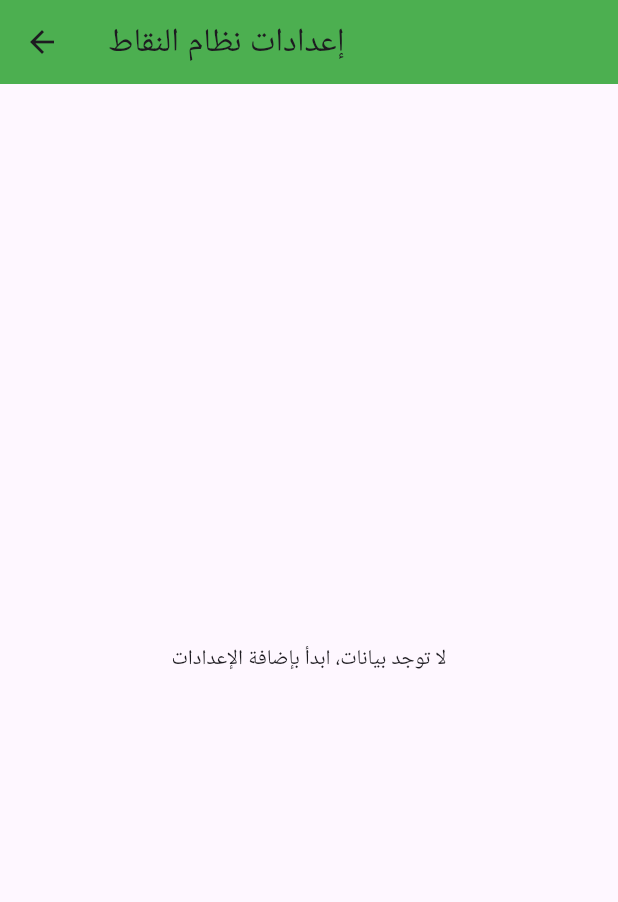
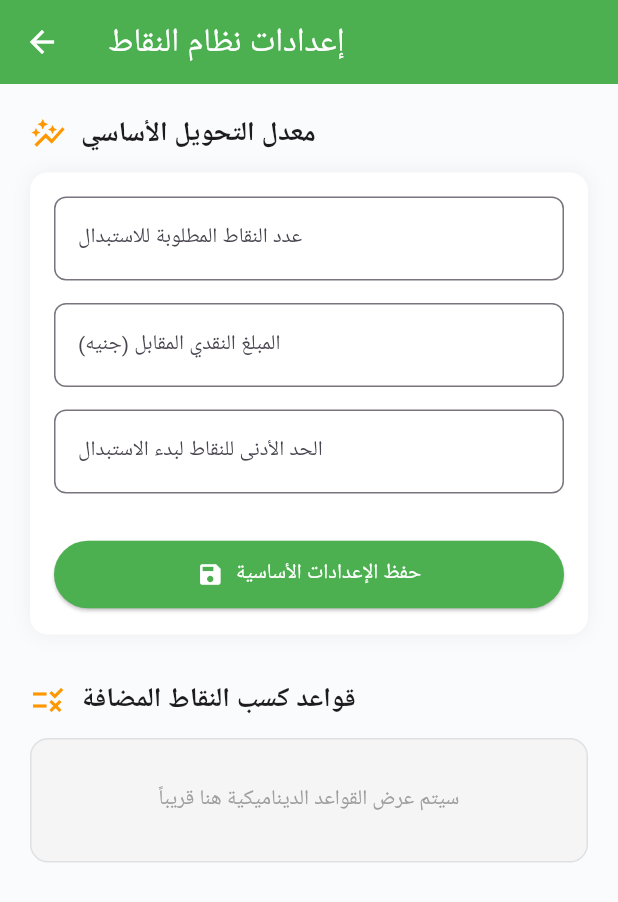
Before and after one commit to amrshipl83/aksab_admin, a Flutter app: the PointsSettingsScreen screen opened directly, on a phone screen of 412 x 824 dp. Shown: the top 902 px of the screen. Run offline on Flutter 3.47's test engine with Material 3 defaults, Android fonts, the phone set to English and light mode, and no system bars; our stand-ins replace cloud_firestore, firebase_auth, firebase_core, image_picker, rxdart; missing offline and left inert: dart:html, excel; accounts and stored records are empty; Roboto replaces fonts that are missing (Cairo, Tajawal).

```diff
--- a/lib/screens/marketing/points_settings_screen.dart
+++ b/lib/screens/marketing/points_settings_screen.dart
@@ -11,49 +11,75 @@ class PointsSettingsScreen extends StatefulWidget {
 class _PointsSettingsScreenState extends State<PointsSettingsScreen> {
   final FirebaseFirestore _db = FirebaseFirestore.instance;
 
-  // المتحكمات للنصوص (Controllers)
+  // Controllers لضمان التعامل السليم مع الحقول الرقمية
   final TextEditingController _pointsReqCtrl = TextEditingController();
   final TextEditingController _cashEquivCtrl = TextEditingController();
   final TextEditingController _minPointsCtrl = TextEditingController();
 
   @override
+  void dispose() {
+    _pointsReqCtrl.dispose();
+    _cashEquivCtrl.dispose();
+    _minPointsCtrl.dispose();
+    super.dispose();
+  }
+
+  @override
   Widget build(BuildContext context) {
     return Scaffold(
+      backgroundColor: const Color(0xFFF9FBFC),
       appBar: AppBar(
-        title: const Text('إعدادات نظام النقاط', style: TextStyle(fontFamily: 'Tajawal')),
+        title: const Text('إعدادات نظام النقاط', style: TextStyle(fontFamily: 'Cairo')),
         backgroundColor: const Color(0xFF4CAF50),
+        foregroundColor: Colors.white,
       ),
       body: StreamBuilder<DocumentSnapshot>(
         stream: _db.collection('appSettings').doc('points').snapshots(),
         builder: (context, snapshot) {
-          if (snapshot.hasError) return const Center(child: Text("حدث خطأ ما"));
-          if (!snapshot.hasData || !snapshot.data!.exists) {
-            return const Center(child: Text("لا توجد بيانات، ابدأ بإضافة الإعدادات"));
+          if (snapshot.hasError) return const Center(child: Text("حدث خطأ في الاتصال"));
+          if (snapshot.connectionState == ConnectionState.waiting) {
+            return const Center(child: CircularProgressIndicator());
           }
 
+          // إذا كانت الوثيقة موجودة، نملأ الحقول مبدئياً
+          if (snapshot.hasData && snapshot.data!.exists) {
             var data = snapshot.data!.data() as Map<String, dynamic>;
             var convRate = data['conversionRate'] ?? {};
 
-          // تحديث الحقول إذا لم تكن قيد التعديل
-          _pointsReqCtrl.text = convRate['pointsRequired']?.toString() ?? '';
-          _cashEquivCtrl.text = convRate['cashEquivalent']?.toString() ?? '';
-          _minPointsCtrl.text = convRate['minPointsForRedemption']?.toString() ?? '';
+            // تحديث قيم النصوص فقط إذا كانت فارغة (حتى لا نقاطع كتابة المستخدم)
+            if (_pointsReqCtrl.text.isEmpty) _pointsReqCtrl.text = convRate['pointsRequired']?.toString() ?? '';
+            if (_cashEquivCtrl.text.isEmpty) _cashEquivCtrl.text = convRate['cashEquivalent']?.toString() ?? '';
+            if (_minPointsCtrl.text.isEmpty) _minPointsCtrl.text = convRate['minPointsForRedemption']?.toString() ?? '';
+          }
 
           return SingleChildScrollView(
-            padding: const EdgeInsets.all(16),
+            padding: const EdgeInsets.all(20),
             child: Column(
               crossAxisAlignment: CrossAxisAlignment.start,
               children: [
-                _buildHeader(Icons.swap_horiz, "معدل تحويل النقاط"),
-                _buildConversionSection(),
+                _buildSectionHeader(Icons.auto_graph, "معدل التحويل الأساسي"),
+                _buildCardContainer([
+                  _buildInputField(_pointsReqCtrl, "عدد النقاط المطلوبة للاستبدال"),
+                  _buildInputField(_cashEquivCtrl, "المبلغ النقدي المقابل (جنيه)"),
+                  _buildInputField(_minPointsCtrl, "الحد الأدنى للنقاط لبدء الاستبدال"),
+                  const SizedBox(height: 15),
+                  SizedBox(
+                    width: double.infinity,
+                    child: ElevatedButton.icon(
+                      onPressed: _saveConversionRate,
+                      icon: const Icon(Icons.save),
+                      label: const Text("حفظ الإعدادات الأساسية"),
+                      style: ElevatedButton.styleFrom(
+                        backgroundColor: const Color(0xFF4CAF50),
+                        foregroundColor: Colors.white,
+                        padding: const EdgeInsets.symmetric(vertical: 12),
+                      ),
+                    ),
+                  ),
+                ]),
                 const SizedBox(height: 30),
-
-                _buildHeader(Icons.Add_chart, "قواعد كسب النقاط"),
-                _buildDynamicList(data['earningRules'] ?? [], "قواعد كسب"),
-
-                const SizedBox(height: 30),
-                _buildHeader(Icons.policy, "سياسة الاستبدال"),
-                _buildDynamicList(data['redemptionPolicies'] ?? [], "سياسات"),
+                _buildSectionHeader(Icons.rule, "قواعد كسب النقاط المضافة"),
+                _buildPlaceholderCard("سيتم عرض القواعد الديناميكية هنا قريباً"),
               ],
             ),
           );
@@ -62,81 +88,59 @@ class _PointsSettingsScreenState extends State<PointsSettingsScreen> {
     );
   }
 
-  // بخش بناء رؤوس الأقسام بنفس ستايل الـ CSS
-  Widget _buildHeader(IconData icon, String title) {
-    return Column(
-      crossAxisAlignment: CrossAxisAlignment.start,
+  Widget _buildSectionHeader(IconData icon, String title) {
+    return Padding(
+      padding: const EdgeInsets.only(bottom: 12),
+      child: Row(
         children: [
-        Row(
-          children: [
-            Icon(icon, color: const Color(0xFFFFC107)),
+          Icon(icon, color: Colors.orange),
           const SizedBox(width: 10),
-            Text(title, style: const TextStyle(fontSize: 20, fontWeight: FontWeight.bold, color: Color(0xFF388E3C))),
+          Text(title, style: const TextStyle(fontSize: 18, fontWeight: FontWeight.bold, fontFamily: 'Cairo')),
         ],
-        ),
-        const Divider(thickness: 2),
-        const SizedBox(height: 15),
-      ],
-    );
-  }
-
-  // قسم معدل التحويل
-  Widget _buildConversionSection() {
-    return Card(
-      elevation: 3,
-      shape: RoundedRectangleBorder(borderRadius: BorderRadius.circular(12)),
-      child: Padding(
-        padding: const EdgeInsets.all(15),
-        child: Column(
-          children: [
-            _buildTextField(_pointsReqCtrl, "عدد النقاط المطلوبة"),
-            _buildTextField(_cashEquivCtrl, "المبلغ النقدي المقابل"),
-            _buildTextField(_minPointsCtrl, "الحد الأدنى للاستبدال"),
-            const SizedBox(height: 10),
-            ElevatedButton(
-              onPressed: _saveConversionRate,
-              style: ElevatedButton.styleFrom(backgroundColor: const Color(0xFF4CAF50)),
-              child: const Text("حفظ معدل التحويل", style: TextStyle(color: Colors.white)),
-            )
-          ],
-        ),
       ),
     );
   }
 
-  Widget _buildTextField(TextEditingController ctrl, String label) {
+  Widget _buildCardContainer(List<Widget> children) {
+    return Container(
+      padding: const EdgeInsets.all(16),
+      decoration: BoxDecoration(
+        color: Colors.white,
+        borderRadius: BorderRadius.circular(12),
+        boxShadow: [BoxShadow(color: Colors.black.withOpacity(0.05), blurRadius: 10)],
+      ),
+      child: Column(children: children),
+    );
+  }
+
+  Widget _buildInputField(TextEditingController ctrl, String label) {
     return Padding(
-      padding: const EdgeInsets.only(bottom: 10),
+      padding: const EdgeInsets.only(bottom: 15),
       child: TextField(
         controller: ctrl,
-        decoration: InputDecoration(labelText: label, border: const OutlineInputBorder()),
+        decoration: InputDecoration(
+          labelText: label,
+          labelStyle: const TextStyle(fontFamily: 'Cairo', fontSize: 14),
+          border: OutlineInputBorder(borderRadius: BorderRadius.circular(8)),
+        ),
         keyboardType: TextInputType.number,
       ),
     );
   }
 
-  // قائمة العناصر الديناميكية (مثل القواعد والسياسات)
-  Widget _buildDynamicList(List items, String type) {
-    return Column(
-      children: [
-        ...items.map((item) => Card(
-          child: ListTile(
-            title: Text(item['name'] ?? item['text_ar'] ?? "بدون عنوان"),
-            subtitle: Text(item['type'] ?? "ترتيب: ${item['order']}"),
-            trailing: IconButton(icon: const Icon(Icons.delete, color: Colors.red), onPressed: () {}),
-            leading: Icon(Icons.circle, size: 12, color: item['isActive'] == false ? Colors.red : Colors.green),
+  Widget _buildPlaceholderCard(String text) {
+    return Container(
+      width: double.infinity,
+      padding: const EdgeInsets.all(30),
+      decoration: BoxDecoration(
+        color: Colors.grey[100],
+        borderRadius: BorderRadius.circular(12),
+        border: Border.all(color: Colors.grey[300]!, style: BorderStyle.solid),
       ),
-        )).toList(),
-        TextButton.icon(
-          onPressed: () {},
-          icon: const Icon(Icons.add),
-          label: Text("إضافة $type جديدة")
-        ),
-      ],
+      child: Center(child: Text(text, style: const TextStyle(color: Colors.grey, fontFamily: 'Cairo'))),
     );
   }
 
-  // دالة الحفظ
   Future<void> _saveConversionRate() async {
     try {
       await _db.collection('appSettings').doc('points').set({
@@ -146,9 +150,13 @@ class _PointsSettingsScreenState extends State<PointsSettingsScreen> {
           'minPointsForRedemption': double.tryParse(_minPointsCtrl.text) ?? 0,
         }
       }, SetOptions(merge: true));
-      ScaffoldMessenger.of(context).showSnackBar(const SnackBar(content: Text("تم الحفظ بنجاح")));
+      if (mounted) {
+        ScaffoldMessenger.of(context).showSnackBar(const SnackBar(content: Text("تم تحديث البيانات بنجاح")));
+      }
     } catch (e) {
-      ScaffoldMessenger.of(context).showSnackBar(SnackBar(content: Text("خطأ: $e")));
+      if (mounted) {
+        ScaffoldMessenger.of(context).showSnackBar(SnackBar(content: Text("خطأ أثناء الحفظ: $e")));
       }
     }
   }
+}
```
Lines whose indentation alone changed are shown as unchanged.
